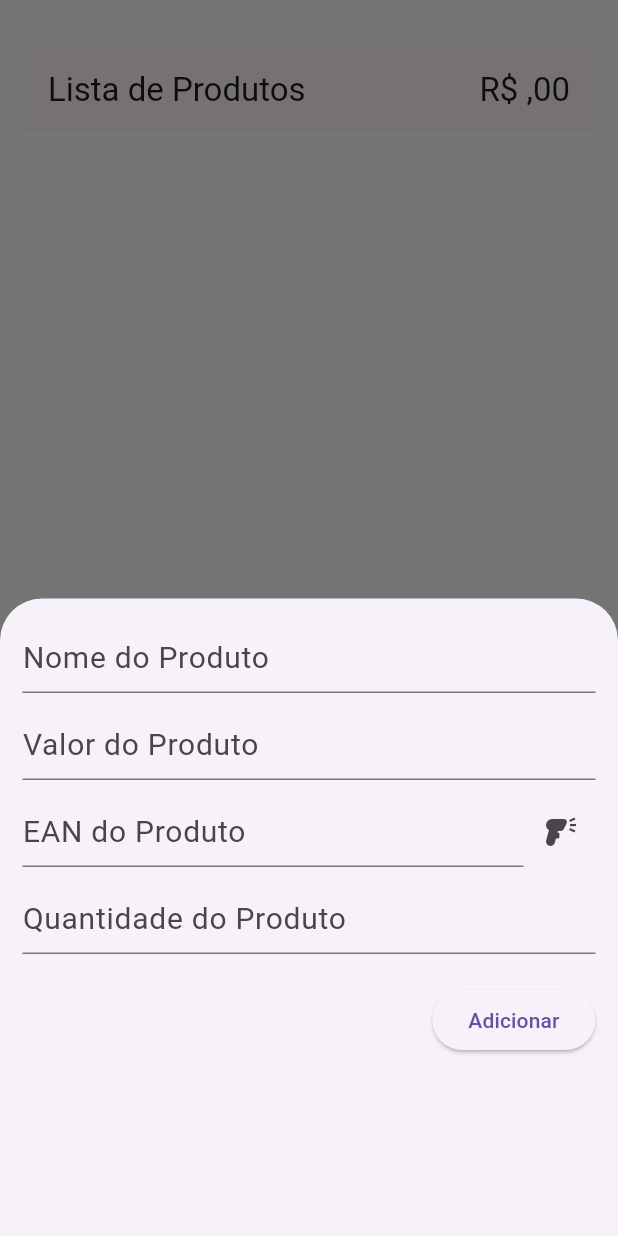
After one commit to CarolinaStephanie/flutter_app_p-c, a Flutter app: the screen it shows after launch, item 4 of the bottom bar chosen, after a tap on the "add" icon, on a phone screen of 412 x 824 dp. The commit adds this screen. Run offline on Flutter 3.47's test engine with Material 3 defaults, Android fonts, the phone set to English and light mode, and no system bars; our stand-ins replace shared_preferences, sqflite; missing offline and left inert: flutter_barcode_scanner; accounts and stored records are empty.

Commit message:
BD  + barcode

```diff
--- a/lib/NavigationBar/bar.dart
+++ b/lib/NavigationBar/bar.dart
@@ -2,6 +2,7 @@ import 'package:flutter/material.dart';
 import 'package:flutter_app/NavigationBar/messages.dart';
 import 'package:flutter_app/NavigationBar/home.dart';
 import 'package:flutter_app/NavigationBar/notifications.dart';
+import 'package:flutter_app/NavigationBar/list.dart';
 import 'package:flutter_app/Theme/app_padding.dart';
 
 class Bar extends StatefulWidget {
@@ -44,6 +45,11 @@ class _BarState extends State<Bar> {
               ),
               label: 'Messages',
             ),
+            NavigationDestination(
+              selectedIcon: Icon(Icons.list),
+              icon: Icon(Icons.list_outlined),
+              label: 'List',
+            ),
           ],
         ),
         body: Padding(
@@ -53,6 +59,7 @@ class _BarState extends State<Bar> {
             const Home(),
             const Notifications(),
             const Messages(),
+            const ListProduct(),
           ][currentPageIndex],
         ));
   }
--- /dev/null
+++ b/lib/NavigationBar/list.dart
@@ -0,0 +1,311 @@
+import 'package:flutter/material.dart';
+import 'package:flutter/services.dart';
+import 'package:flutter_app/Service/sql_helper.dart';
+import 'package:flutter_barcode_scanner/flutter_barcode_scanner.dart';
+import 'dart:async';
+import 'package:intl/intl.dart';
+
+final GlobalKey<ScaffoldMessengerState> _scaffoldMessengerKey =
+    GlobalKey<ScaffoldMessengerState>();
+
+final formatCurrency = NumberFormat.simpleCurrency();
+
+final brl = NumberFormat.currency(
+    locale: 'br', customPattern: 'R\$ #,###', decimalDigits: 2);
+
+class ListProduct extends StatefulWidget {
+  const ListProduct({super.key});
+
+  @override
+  State<ListProduct> createState() => _ListProductState();
+}
+
+class _ListProductState extends State<ListProduct> {
+  List<Map<String, dynamic>> _produtos = [];
+
+  double _valorTotal = 0.0;
+
+  bool _estaAtualizando = true;
+
+  final TextEditingController _nomeController = TextEditingController();
+  final TextEditingController _valorController = TextEditingController();
+  final TextEditingController _eanController = TextEditingController();
+  final TextEditingController _qteController = TextEditingController();
+
+  @override
+  void initState() {
+    super.initState();
+    _atualizaProdutos();
+  }
+
+  @override
+  void dispose() {
+    _nomeController.dispose();
+    _valorController.dispose();
+    _eanController.dispose();
+    _qteController.dispose();
+    super.dispose();
+  }
+
+  void _atualizaProdutos() async {
+    final data = await SQLHelper.pegaProdutos();
+    setState(() {
+      _produtos = data;
+      _valorTotal = _total(_produtos);
+      _estaAtualizando = false;
+    });
+  }
+
+  double _total(List produtos) {
+    double total = 0.0;
+    for (var valor in produtos) {
+      total += valor['qte'] * valor['valor'];
+    }
+    return total;
+  }
+
+  void _mostraEdicao(int? id) async {
+    if (id != null) {
+      final produtoExistente =
+          _produtos.firstWhere((element) => element['id'] == id);
+      _nomeController.text = produtoExistente['nome'];
+      _valorController.text = produtoExistente['valor'].toString();
+      _eanController.text = produtoExistente['ean'].toString();
+      _qteController.text = produtoExistente['qte'].toString();
+    }
+
+    showModalBottomSheet(
+        context: context,
+        elevation: 5,
+        isScrollControlled: true,
+        builder: (_) => Container(
+              padding: EdgeInsets.only(
+                top: 15,
+                left: 15,
+                right: 15,
+                bottom: MediaQuery.of(context).viewInsets.bottom + 120,
+              ),
+              child: Column(
+                mainAxisSize: MainAxisSize.min,
+                crossAxisAlignment: CrossAxisAlignment.end,
+                children: [
+                  TextField(
+                    controller: _nomeController,
+                    decoration:
+                        const InputDecoration(hintText: 'Nome do Produto'),
+                  ),
+                  const SizedBox(
+                    height: 10,
+                  ),
+                  TextField(
+                    keyboardType: TextInputType.number,
+                    controller: _valorController,
+                    decoration:
+                        const InputDecoration(hintText: 'Valor do Produto'),
+                  ),
+                  const SizedBox(
+                    height: 10,
+                  ),
+                  Row(
+                    mainAxisAlignment: MainAxisAlignment.spaceBetween,
+                    children: [
+                      Flexible(
+                        fit: FlexFit.loose,
+                        child: TextField(
+                          keyboardType: TextInputType.number,
+                          controller: _eanController,
+                          decoration:
+                              const InputDecoration(hintText: 'EAN do Produto'),
+                        ),
+                      ),
+                      IconButton(
+                        icon: const Icon(Icons.barcode_reader),
+                        onPressed: () {
+                          scanBarCode();
+                        },
+                      ),
+                    ],
+                  ),
+                  const SizedBox(
+                    height: 10,
+                  ),
+                  TextField(
+                    keyboardType: TextInputType.number,
+                    controller: _qteController,
+                    decoration: const InputDecoration(
+                        hintText: 'Quantidade do Produto'),
+                  ),
+                  const SizedBox(
+                    height: 20,
+                  ),
+                  ElevatedButton(
+                    onPressed: () async {
+                      if (id == null) {
+                        await _adicionaProduto();
+                      }
+                      if (id != null) {
+                        await _atualizaProduto(id);
+                      }
+                      _nomeController.text = '';
+                      _valorController.text = '';
+                      _eanController.text = '';
+                      _qteController.text = '';
+                      _atualizaProdutos();
+                      if (!mounted) return;
+                      Navigator.of(context).pop();
+                    },
+                    child: Text(id == null ? 'Adicionar' : 'Atualizar'),
+                  )
+                ],
+              ),
+            ));
+  }
+
+  Future<void> _adicionaProduto() async {
+    await SQLHelper.adicionarProduto(
+        _nomeController.text,
+        double.parse(_valorController.text),
+        int.parse(_eanController.text),
+        int.parse(_qteController.text));
+    _atualizaProdutos();
+  }
+
+  Future<void> _atualizaProduto(int id) async {
+    await SQLHelper.atualizaProduto(
+        id,
+        _nomeController.text,
+        double.parse(_valorController.text),
+        int.parse(_eanController.text),
+        int.parse(_qteController.text));
+    _atualizaProdutos();
+  }
+
+  void _apagaProduto(int id) async {
+    await SQLHelper.apagaProduto(id);
+    _scaffoldMessengerKey.currentState?.showSnackBar(const SnackBar(
+      content: Text('Produto apagado!'),
+    ));
+    _atualizaProdutos();
+  }
+
+  @override
+  Widget build(BuildContext context) {
+    return Scaffold(
+      appBar: AppBar(
+        title: Row(
+          mainAxisAlignment: MainAxisAlignment.spaceBetween,
+          children: [
+            const Text('Lista de Produtos'),
+            Text(brl.format(_valorTotal)),
+          ],
+        ),
+      ),
+      body: _estaAtualizando
+          ? const Center(
+              child: CircularProgressIndicator(),
+            )
+          : ListView.builder(
+              itemCount: _produtos.length,
+              itemBuilder: (context, index) => Card(
+                color: Colors.orange[50],
+                margin: const EdgeInsets.all(4),
+                child: ListTile(
+                  title: Column(
+                    children: [
+                      Text("Código EAN: ${_produtos[index]['ean']}",
+                          style: const TextStyle(
+                            fontWeight: FontWeight.bold,
+                            fontSize: 10,
+                          )),
+                      Row(
+                        mainAxisAlignment: MainAxisAlignment.start,
+                        children: [
+                          IconButton(
+                            icon: const Icon(Icons.edit),
+                            onPressed: () =>
+                                _mostraEdicao(_produtos[index]['id']),
+                          ),
+                          Text(_produtos[index]['nome'],
+                              style: const TextStyle(
+                                fontSize: 25,
+                                fontWeight: FontWeight.bold,
+                              )),
+                        ],
+                      ),
+                    ],
+                  ),
+                  subtitle: Row(
+                    mainAxisAlignment: MainAxisAlignment.spaceBetween,
+                    children: [
+                      Column(
+                        children: [
+                          const Text("Valor Unitário",
+                              style: TextStyle(
+                                fontWeight: FontWeight.normal,
+                                fontSize: 10,
+                              )),
+                          Text(brl.format(_produtos[index]['valor'])),
+                        ],
+                      ),
+                      Column(
+                        children: [
+                          const Text("Qte",
+                              style: TextStyle(
+                                fontWeight: FontWeight.normal,
+                                fontSize: 10,
+                              )),
+                          Text(_produtos[index]['qte'].toString()),
+                        ],
+                      ),
+                      Column(
+                        children: [
+                          const Text("Total do Produto",
+                              style: TextStyle(
+                                fontWeight: FontWeight.normal,
+                                fontSize: 10,
+                              )),
+                          Text(brl.format(_calculaTotal(
+                              _produtos[index]['valor'],
+                              _produtos[index]['qte']))),
+                        ],
+                      ),
+                      IconButton(
+                        icon: const Icon(Icons.delete),
+                        onPressed: () => _apagaProduto(_produtos[index]['id']),
+                      ),
+                    ],
+                  ),
+                ),
+              ),
+            ),
+      floatingActionButton: FloatingActionButton(
+        backgroundColor: Colors.orange,
+        child: const Icon(
+          Icons.add,
+          color: Colors.black,
+        ),
+        onPressed: () => _mostraEdicao(null),
+      ),
+    );
+  }
+
+  Future<void> scanBarCode() async {
+    String resultadoBarCode = "0000000000000";
+    try {
+      resultadoBarCode = await FlutterBarcodeScanner.scanBarcode(
+          '#ff6666', 'Cancelar', true, ScanMode.BARCODE);
+    } on PlatformException {
+      resultadoBarCode = 'Erro ao pegar a versão da plataforma.';
+    }
+    if (!mounted) return;
+    setState(() {
+      _eanController.text = resultadoBarCode;
+    });
+  }
+
+  double _calculaTotal(double valor, int qte) {
+    double total = 0.0;
+    total = valor * qte;
+    return total;
+  }
+}
--- /dev/null
+++ b/lib/Service/sql_helper.dart
@@ -0,0 +1,68 @@
+import 'package:sqflite/sqflite.dart' as sql;
+
+class SQLHelper {
+  static Future<void> criaTabela(sql.Database database) async {
+    await database.execute("""CREATE TABLE produtos(
+ id INTEGER PRIMARY KEY AUTOINCREMENT NOT NULL,
+ nome TEXT,
+ valor REAL,
+ ean INTEGER,
+ qte INTEGER,
+ createdAt TIMESTAMP NOT NULL DEFAULT CURRENT_TIMESTAMP
+ )
+ """);
+  }
+
+  static Future<sql.Database> db() async {
+    return sql.openDatabase(
+      'produtos.db',
+      version: 1,
+      onCreate: (sql.Database database, int version) async {
+        await criaTabela(database);
+      },
+    );
+  }
+
+  static Future<int> adicionarProduto(
+      String nome, double valor, int ean, int qte) async {
+    final db = await SQLHelper.db();
+    final dados = {'nome': nome, 'valor': valor, 'ean': ean, 'qte': qte};
+    final id = await db.insert('produtos', dados,
+        conflictAlgorithm: sql.ConflictAlgorithm.replace);
+    return id;
+  }
+
+  static Future<List<Map<String, dynamic>>> pegaProdutos() async {
+    final db = await SQLHelper.db();
+    return db.query('produtos', orderBy: "id");
+  }
+
+  static Future<List<Map<String, dynamic>>> pegaUmProduto(int id) async {
+    final db = await SQLHelper.db();
+    return db.query('produtos', where: "id = ?", whereArgs: [id], limit: 1);
+  }
+
+  static Future<int> atualizaProduto(
+      int id, String nome, double valor, int ean, int qte) async {
+    final db = await SQLHelper.db();
+    final dados = {
+      'nome': nome,
+      'valor': valor,
+      'ean': ean,
+      'qte': qte,
+      'createdAt': DateTime.now().toString()
+    };
+    final result =
+        await db.update('produtos', dados, where: "id = ?", whereArgs: [id]);
+    return result;
+  }
+
+  static Future<void> apagaProduto(int id) async {
+    final db = await SQLHelper.db();
+    try {
+      await db.delete("produtos", where: "id = ?", whereArgs: [id]);
+    } catch (err) {
+      print("Erro ao apagar o item item: $err");
+    }
+  }
+}
--- a/pubspec.yaml
+++ b/pubspec.yaml
@@ -37,6 +37,8 @@ dependencies:
   shared_preferences: ^2.3.2
   sqflite: ^2.4.0
   path: ^1.9.0
+  flutter_barcode_scanner: ^2.0.0
+  intl: ^0.19.0
 
 dev_dependencies:
   flutter_test:
```
Also changed, not shown: pubspec.lock.
